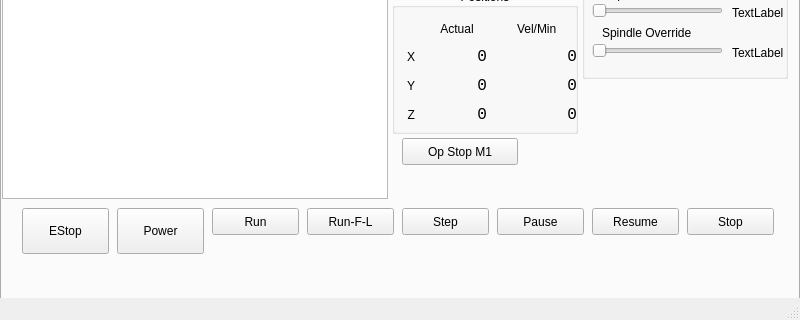
jethornton/flexgui, file examples/rpi_mill_3/rpi_mill_3.ui: the form before one commit; both pictures show x 0 to 800 and y 160 to 480 of the 800 by 480 pixel window.
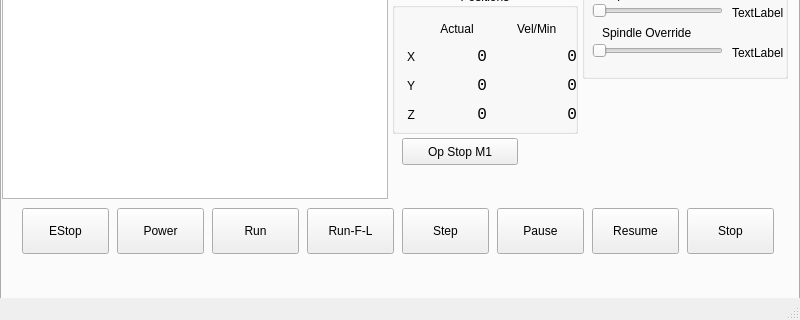
The form after the commit. The open tabs and pages were chosen to show the change.

Commit message: 08/31/2024 minor UI tweak on rpi_mill_3

```diff
--- a/examples/rpi_mill_3/rpi_mill_3.ui
+++ b/examples/rpi_mill_3/rpi_mill_3.ui
@@ -848,7 +848,7 @@
         <x>210</x>
         <y>290</y>
         <width>87</width>
-        <height>27</height>
+        <height>46</height>
        </rect>
       </property>
       <property name="text">
@@ -874,7 +874,7 @@
         <x>305</x>
         <y>290</y>
         <width>87</width>
-        <height>27</height>
+        <height>46</height>
        </rect>
       </property>
       <property name="text">
@@ -887,7 +887,7 @@
         <x>400</x>
         <y>290</y>
         <width>87</width>
-        <height>27</height>
+        <height>46</height>
        </rect>
       </property>
       <property name="text">
@@ -900,7 +900,7 @@
         <x>495</x>
         <y>290</y>
         <width>87</width>
-        <height>27</height>
+        <height>46</height>
        </rect>
       </property>
       <property name="text">
@@ -913,7 +913,7 @@
         <x>590</x>
         <y>290</y>
         <width>87</width>
-        <height>27</height>
+        <height>46</height>
        </rect>
       </property>
       <property name="text">
@@ -926,7 +926,7 @@
         <x>685</x>
         <y>290</y>
         <width>87</width>
-        <height>27</height>
+        <height>46</height>
        </rect>
       </property>
       <property name="text">
```
